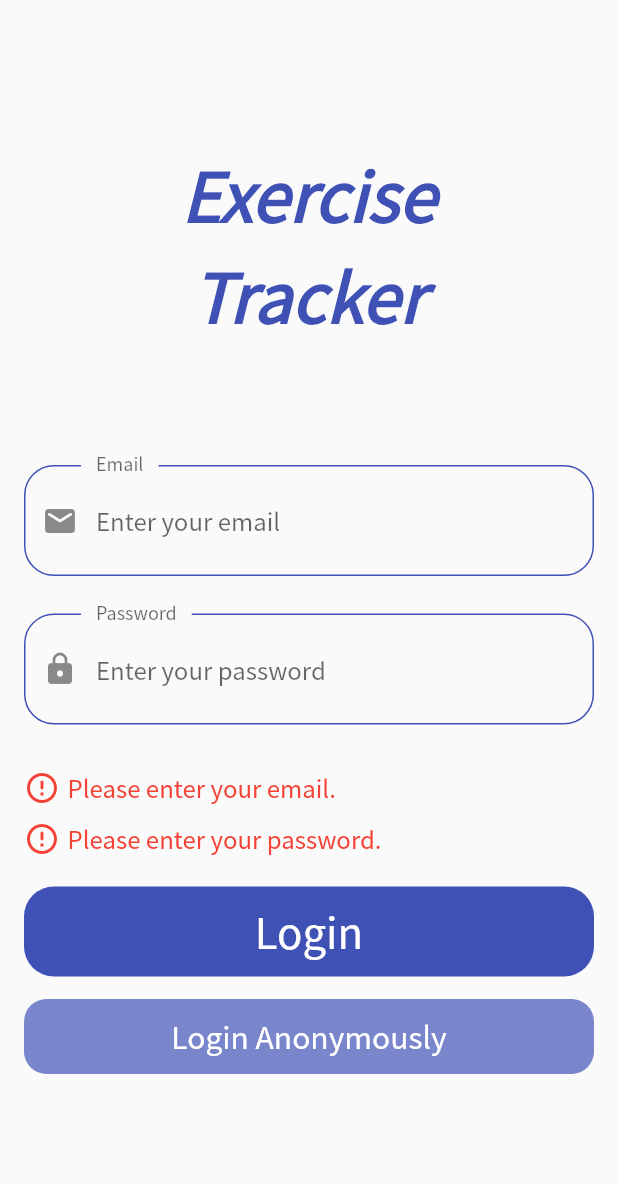
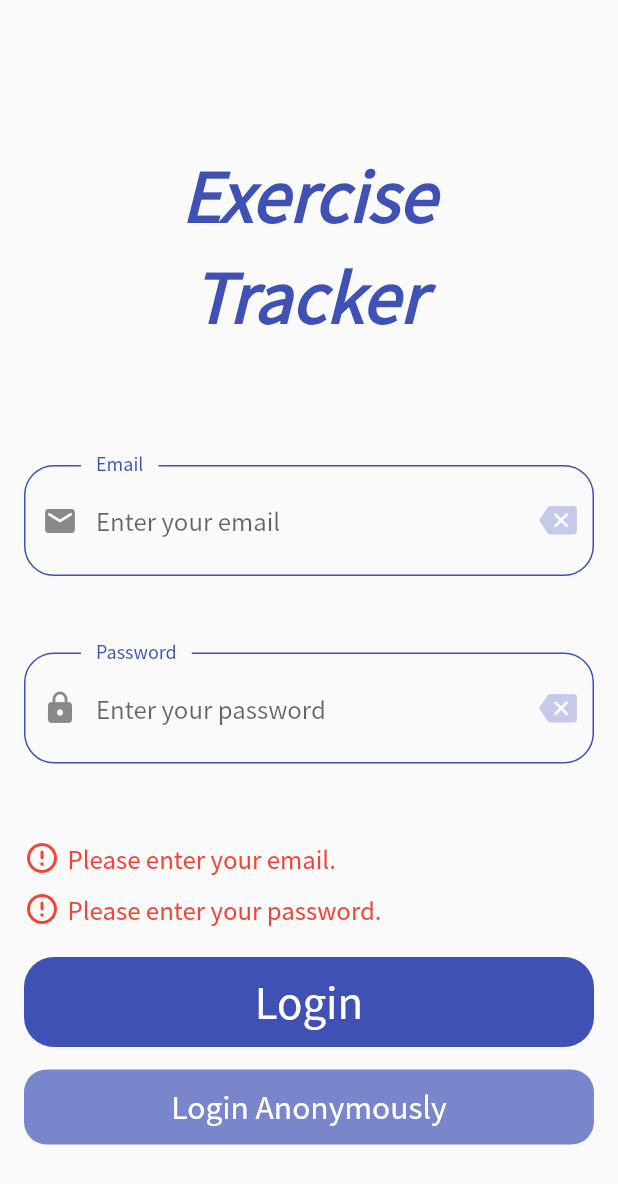
Before and after one commit to sophiathy/fyp_app, a Flutter app: the screen it shows after launch, after a tap on "Login", on a phone screen of 412 x 824 dp. Shown: the top 1184 px of the screen. Run offline on Flutter 3.47's test engine with Material 2 defaults, Android fonts, the phone set to English and light mode, and no system bars; our stand-ins replace cloud_firestore, firebase_auth, firebase_core, flutter_spinkit, shared_preferences; accounts and stored records are empty.

Commit message:
25/10: - Fixed the Login page to light mode - Added clear button in Login - Added gesture detector (tap on the screen to hide the keyboard) - Added RegExp for email format - May need to consider to remove some of the error cases

```diff
--- a/lib/constants.dart
+++ b/lib/constants.dart
@@ -14,15 +14,21 @@ const kSectionBackground_dark = Color(0xFF212121);
 const kIconBg_light = Color(0xFFEEEEEE);
 const kIconBg_dark = Color(0xFF424242);
 
-//error messages used in loginForm
+//regular experssion
+final RegExp emailRegExp = RegExp(r"^[A-Za-z0-9.!#$%&’*+/=?^_`{|}~-]+@[A-Za-z0-9]+\.[A-Za-z]+");
+
+//error messages used in login
 const String kEmailNull = "Please enter your email.";
 const String kPasswordNull = "Please enter your password.";
-const String kEmailInvalid = "Invalid email. Please enter again.";
-const String kPasswordInvalid = "Wrong password. Please enter again.";
-const String kAccountNotFound = "Invalid email or password. Please enter again.";
+
+const String kInvalidEmail = "Invalid email. Please enter again.";
+const String kInvalidPassword = "Invalid password. Please enter again.";
+
+const String kAccountNotFound = "Invalid email or wrong password.";
+
 const String kAnonymousLoginError = "Error while logging in...";
 
-//error messages used in registerForm
+//error messages used in register
 const String kShortPassword = "Password is too short. Please enter again.";
 const String kMatchPassword = "Password is not match. Please enter again.";
 
--- a/lib/main.dart
+++ b/lib/main.dart
@@ -1,9 +1,9 @@
 import 'package:firebase_core/firebase_core.dart';
 import 'package:flutter/material.dart';
 import 'package:fyp_app/darkProvider.dart';
-import 'package:fyp_app/screens/account_auth/login.dart';
+import 'package:fyp_app/screens/account/login.dart';
 import 'package:fyp_app/screens/home.dart';
-import 'package:fyp_app/checkLogin.dart';
+import 'package:fyp_app/screens/checkLogin.dart';
 import 'package:fyp_app/services/authAccount.dart';
 import 'package:fyp_app/theme.dart';
 import 'package:provider/provider.dart';
--- /dev/null
+++ b/lib/screens/account/login.dart
@@ -0,0 +1,265 @@
+import 'package:flutter/material.dart';
+import 'package:fyp_app/constants.dart';
+import 'package:fyp_app/screens/account/errorMessage.dart';
+import 'package:fyp_app/services/authAccount.dart';
+import 'package:fyp_app/widgets/buttons.dart';
+import 'package:fyp_app/widgets/loading.dart';
+
+class Login extends StatefulWidget {
+  @override
+  _LoginState createState() => _LoginState();
+}
+
+class _LoginState extends State<Login> {
+  final AuthService _authenticate = AuthService();
+
+  final _formKey = GlobalKey <FormState>();
+  final List <String> errors = [];
+
+  bool loginLoading = false;
+  bool attempt = false;
+  String email = "";
+  String password = "";
+  final TextEditingController _emailController = new TextEditingController();
+  final TextEditingController _passwordController = new TextEditingController();
+
+  @override
+  Widget build(BuildContext context) {
+    return loginLoading ? Loading() : Scaffold(
+      body: GestureDetector(
+        behavior: HitTestBehavior.opaque,
+        onTap:(){
+          FocusScope.of(context).requestFocus(new FocusNode());
+        },
+        child: Padding(
+          padding: const EdgeInsets.all(16.0),
+          child: Container(
+            width: double.infinity,
+            child: ListView(
+              shrinkWrap: true,
+              children: <Widget>[
+                Padding(
+                  padding: const EdgeInsets.symmetric(vertical: 80.0),
+                  child: SafeArea(
+                    top: true,
+                    left: true,
+                    right: true,
+                    child: Text(
+                      "Exercise\nTracker",
+                      textAlign: TextAlign.center,
+                      style: Theme.of(context)
+                        .textTheme
+                        .headline3
+                    ),
+                  ),
+                ),
+
+                //login form
+                Form(
+                  key: _formKey,
+                  child: Column(
+                    crossAxisAlignment: CrossAxisAlignment.start,
+                    children: <Widget>[
+                      //email field
+                      TextFormField(
+                        //keyboard for typing email address
+                        keyboardType: TextInputType.emailAddress,
+                        controller: _emailController,
+                        decoration: InputDecoration(
+                          labelText: "Email",
+                          //prefixIcon color based on primaryColor
+                          prefixIcon: Icon(
+                            Icons.email_rounded,
+                          ),
+                          hintText: "Enter your email",
+                          suffixIcon: Material(
+                            color: Colors.transparent,
+                            child: InkWell(
+                              borderRadius: BorderRadius.circular(30.0),
+                              splashColor: Colors.indigo[50],
+                              onTap: (){
+                                this.setState(() => _emailController.clear());
+                              },
+                              child: Icon(
+                                Icons.backspace_rounded,
+                                color: Colors.indigo[100],
+                                size: 25.0,
+                              ),
+                            ),
+                          ),
+                          //floatingLabel must be added here, it won't work in theme.dart
+                          floatingLabelBehavior: FloatingLabelBehavior.always,
+                        ),
+                        validator: (data){
+                          if(data.isEmpty){
+                            setState(() => errors.remove(kInvalidEmail));
+
+                            if(!errors.contains(kEmailNull))
+                              setState(() => errors.add(kEmailNull)); //if the message is not inside the List "errors", then add
+
+                            print(kEmailNull);
+                            return "";                              //return email = ""
+                          }else if(!emailRegExp.hasMatch(data)){
+                            setState(() => errors.remove(kEmailNull));
+
+                            if(!errors.contains(kInvalidEmail))
+                              setState(() => errors.add(kInvalidEmail));
+
+                            print(kInvalidEmail);
+                            return "";
+                          }
+
+                          return null;
+                        },
+                        onSaved: (data) => email = data,  //when the form is saved, capture the value
+                        onChanged: (data){
+                          if(attempt){
+                            setState(() => errors.remove(kAccountNotFound));
+                            attempt = false;
+                          }
+
+                          if(data.isNotEmpty)
+                            setState(() => errors.remove(kEmailNull));
+                          else if(emailRegExp.hasMatch(data))
+                            setState(() => errors.remove(kInvalidEmail));
+                          return null;
+                        },
+                      ),
+
+                      SizedBox(height: 25),
+
+                      //password field
+                      TextFormField(
+                        //hide password
+                        obscureText: true,
+                        controller: _passwordController,
+                        decoration: InputDecoration(
+                          labelText: "Password",
+                          prefixIcon: Icon(
+                            Icons.lock_rounded,
+                          ),
+                          hintText: "Enter your password",
+                          suffixIcon: Material(
+                            color: Colors.transparent,
+                            child: InkWell(
+                              borderRadius: BorderRadius.circular(30.0),
+                              splashColor: Colors.indigo[50],
+                              onTap: (){
+                                this.setState(() => _passwordController.clear());
+                              },
+                              child: Icon(
+                                Icons.backspace_rounded,
+                                color: Colors.indigo[100],
+                                size: 25.0,
+                              ),
+                            ),
+                          ),
+                          floatingLabelBehavior: FloatingLabelBehavior.always,
+                        ),
+                        validator: (data){
+                          if(data.isEmpty){
+                            if(!errors.contains(kPasswordNull))
+                              setState(() => errors.add(kPasswordNull));
+
+                            print(kPasswordNull);
+                            return "";                  //return password = ""
+                          }
+
+                          return null;
+                        },
+                        onSaved: (data) => password = data,  //when the form is saved, capture the value
+                        onChanged: (data){
+                          if(attempt){
+                            setState(() => errors.remove(kAccountNotFound));
+                            attempt = false;
+                          }
+
+                          if(data.isNotEmpty)
+                            setState(() => errors.remove(kPasswordNull));
+
+                          return null;
+                        },
+                      ),
+
+                      SizedBox(height: 20),
+
+                      ErrorMessage(errors: errors),
+
+                      SizedBox(height: 15),
+
+                      //login button
+                      Buttons(
+                        name: "Login",
+                        press: () async{
+                          if(_formKey.currentState.validate()){
+                            _formKey.currentState.save();
+
+                            dynamic getResult = await _authenticate.loginEmailPassword(email, password); //null or Firebase user
+
+                            if(getResult != null){
+                              if(errors.contains(kAccountNotFound))
+                                  errors.remove(kAccountNotFound);
+                              print("Logged in as: " + email);
+                              loginLoading = true;
+                            }else{
+                              setState((){
+                                //FIXME: if empty email and password, still return this result
+                                if(!errors.contains(kAccountNotFound)){
+                                  errors.add(kAccountNotFound);
+                                  print(kAccountNotFound);
+                                }
+
+                                attempt = true;
+                                loginLoading = false;
+                              });
+                            }
+                          }
+                        },
+                      ),
+
+                      SizedBox(height: 15),
+
+                      //TODO: Redesign button: login (anonymous)
+                      SizedBox(
+                        width: double.infinity,
+                        height: 50.0,
+                        child: FlatButton(
+                          color: Colors.indigo[300],
+                          shape: RoundedRectangleBorder(borderRadius: BorderRadius.circular(15.0)),
+                          onPressed: () async {
+                            setState(() => loginLoading = true);
+
+                            dynamic getResult = await _authenticate.loginAnon(); //null or Firebase user
+
+                            if(getResult != null){
+                              print("Logged in as: " + getResult.uid);
+                            }else{
+                              print("Error while logging in...");
+                              setState((){
+                                if(!errors.contains(kAnonymousLoginError))
+                                  errors.add(kAnonymousLoginError);
+                                loginLoading = false;
+                              });
+                            }
+                          },
+                          child: Text(
+                            "Login Anonymously",
+                            style: TextStyle(
+                              fontSize: 20.0,
+                              //TODO: think of the text color of button
+                              color: Colors.white,
+                            ),
+                          ),
+                        ),
+                      ),
+                    ],
+                  ),
+                ),
+              ],
+            ),
+          ),
+        ),
+      ),
+    );
+  }
+}
--- a/lib/checkLogin.dart
+++ b/lib/screens/checkLogin.dart
@@ -1,6 +1,6 @@
 import 'package:flutter/material.dart';
 import 'package:fyp_app/screens/home.dart';
-import 'package:fyp_app/screens/account_auth/login.dart';
+import 'package:fyp_app/screens/account/login.dart';
 import 'package:fyp_app/services/authAccount.dart';
 import 'package:provider/provider.dart';
 
--- a/lib/services/authAccount.dart
+++ b/lib/services/authAccount.dart
@@ -28,7 +28,7 @@ class AuthService{
   }
 
   //login (email and password)
-  Future signInEmailPassword(String email, String password) async{
+  Future loginEmailPassword(String email, String password) async{
     try{
       UserCredential result = await _authenticate.signInWithEmailAndPassword(email: email, password: password);
       User u = result.user;    //get Firebase user
@@ -40,7 +40,7 @@ class AuthService{
   }
 
   //login (anonymous)
-  Future signInAnon() async{
+  Future loginAnon() async{
     try{
       UserCredential result = await _authenticate.signInAnonymously();
       User u = result.user;    //get Firebase user
--- a/lib/theme.dart
+++ b/lib/theme.dart
@@ -51,6 +51,7 @@ ThemeData darkTheme(BuildContext context){
   );
 }
 
+//used in Login
 InputDecorationTheme inputDecorationTheme() {
   OutlineInputBorder outlineInputBorder = OutlineInputBorder(
     borderRadius: BorderRadius.circular(20),
@@ -60,8 +61,14 @@ InputDecorationTheme inputDecorationTheme() {
 
   return InputDecorationTheme(
     contentPadding: EdgeInsets.symmetric(horizontal: 45, vertical: 25),
+    border: outlineInputBorder,
     enabledBorder: outlineInputBorder,
     focusedBorder: outlineInputBorder,
-    border: outlineInputBorder,
+    errorBorder: outlineInputBorder,
+    focusedErrorBorder: outlineInputBorder,
+    errorStyle: TextStyle(
+      height: 0,
+      color: kPrimaryColor_light,
+    ),
   );
 }
```
Also changed, not shown: lib/screens/account/register.dart (renamed from lib/screens/account_auth/login.dart, +16 -46 lines), lib/screens/home.dart (+5 -3 lines), lib/screens/account/errorMessage.dart (renamed from lib/screens/account_auth/errorMessage.dart).
